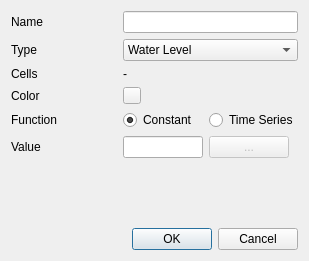
Qt form src/ui/non_vertical_integrated_boundary_condition_dialog.ui (IPH-ECO/iph-eco-gui) before a commit.
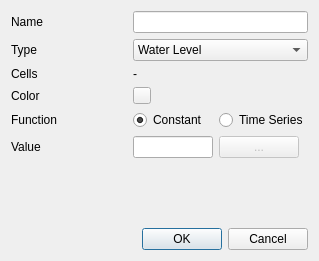
The same form after that commit.

Commit message: Vertical and non-vertical integrated boundary conditions

What changed in the file:
```diff
--- a/src/ui/non_vertical_integrated_boundary_condition_dialog.ui
+++ b/src/ui/non_vertical_integrated_boundary_condition_dialog.ui
@@ -6,20 +6,20 @@
    <rect>
     <x>0</x>
     <y>0</y>
-    <width>309</width>
+    <width>319</width>
     <height>261</height>
    </rect>
   </property>
   <property name="minimumSize">
    <size>
-    <width>309</width>
+    <width>319</width>
     <height>261</height>
    </size>
   </property>
   <property name="maximumSize">
    <size>
-    <width>412</width>
-    <height>334</height>
+    <width>319</width>
+    <height>261</height>
    </size>
   </property>
   <property name="windowTitle">
```
The commit also changes 27 other files.
